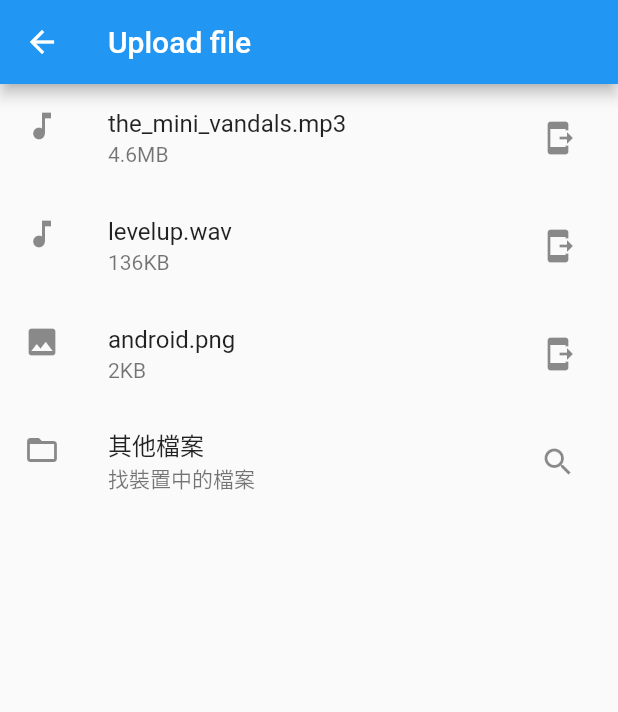
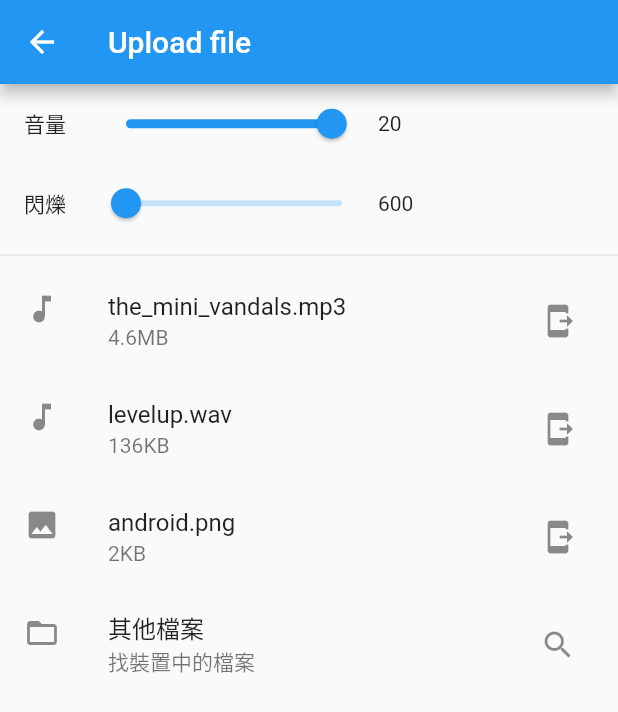
Before and after one commit to xunqun/flutter_arduino_wifi_udp, a Flutter app: the FilePage screen opened directly, on a phone screen of 412 x 824 dp. Shown: the top 712 px of the screen. Run offline on Flutter 3.47's test engine with Material 2 defaults, Android fonts, the phone set to English and light mode, and no system bars; our stand-ins replace file_picker, permission_handler, shared_preferences, sn_progress_dialog; missing offline and left inert: wifi_iot; accounts and stored records are empty.

Commit message:
Added slide for volume and blink
Signed-off-by: Shawn Lu <shawn@whiles.app>

```diff
--- a/lib/command/outcommand.dart
+++ b/lib/command/outcommand.dart
@@ -50,3 +50,17 @@ class DataCommand {
 
   get bytes => begin + ByteTool.int32bytes(length, 1) + raw + ByteTool.int32bytes(counter, 2) + ByteTool.int32bytes(checkSum, 1) + end;
 }
+
+class VolumeCommand{
+  int volume;
+  VolumeCommand(this.volume);
+  get bytes => utf8.encode(string);
+  get string => 'SetVolume=$volume;';
+}
+
+class BlinkCommand{
+  int blink;
+  BlinkCommand(this.blink);
+  get bytes => utf8.encode(string);
+  get string => 'SetBlinkTime=$blink;';
+}
--- a/lib/screen/page_file.dart
+++ b/lib/screen/page_file.dart
@@ -3,7 +3,11 @@ import 'dart:io';
 import 'package:file_picker/file_picker.dart';
 import 'package:flutter/material.dart';
 import 'package:flutter/services.dart';
+import 'package:flutter_wifi_udp/command/outcommand.dart';
+import 'package:flutter_wifi_udp/manager/log_manager.dart';
+import 'package:flutter_wifi_udp/manager/udp_manager.dart';
 import 'package:flutter_wifi_udp/manager/upload_manager.dart';
+import 'package:shared_preferences/shared_preferences.dart';
 import 'package:sn_progress_dialog/sn_progress_dialog.dart';
 
 var busy = false;
@@ -17,14 +21,78 @@ class FilePage extends StatefulWidget {
 
 class _FilePageState extends State<FilePage> {
   var progress = 0;
+  double _volume = 20.0;
+  double _blink = 600.0;
+
+  @override
+  void initState() {
+    initValue();
+    super.initState();
+  }
 
   @override
   Widget build(BuildContext context) {
     return Scaffold(
       appBar: AppBar(
-        title: Text('Upload file'),
+        title: const Text('Upload file'),
       ),
-      body: ListView(
+      body: Column(
+        children: [
+          Row(
+            children: [
+              const Padding(
+                padding: EdgeInsets.all(16.0),
+                child: Text('音量'),
+              ),
+              Slider(
+                onChanged: (double value) {
+                  setState(() {
+                    _volume = value;
+                  });
+                },
+                onChangeEnd: (double value) {
+                  var cmd = VolumeCommand(_volume.toInt());
+                  udpManager.write(cmd.bytes);
+                  logManager.addSendRaw(cmd.bytes, msg: 'SET VOLUME', desc: cmd.string);
+                  prefs?.setDouble('volume', _volume);
+                },
+                value: _volume,
+                min: 0,
+                max: 21,
+                label: '音量',
+              ),
+              Text('${_volume.toInt()}')
+            ],
+          ),
+          Row(
+            children: [
+              const Padding(
+                padding: EdgeInsets.all(16.0),
+                child: Text('閃爍'),
+              ),
+              Slider(
+                onChanged: (double value) {
+                  setState(() {
+                    _blink = value;
+                  });
+                },
+                onChangeEnd: (double value){
+                  var cmd = BlinkCommand(_blink.toInt());
+                  udpManager.write(cmd.bytes);
+                  logManager.addSendRaw(cmd.bytes, msg: 'SET BLINK', desc: cmd.string);
+                  prefs?.setDouble('blink', _blink);
+                },
+                value: _blink,
+                min: 600,
+                max: 850,
+                label: '閃爍',
+              ),
+              Text('${_blink.toInt()}')
+            ],
+          ),
+          Divider(),
+          Expanded(
+            child: ListView(
               children: [
                 ListTile(
                   leading: Icon(Icons.music_note),
@@ -90,6 +158,9 @@ class _FilePageState extends State<FilePage> {
                 ),
               ],
             ),
+          ),
+        ],
+      ),
     );
   }
 
@@ -138,4 +209,13 @@ class _FilePageState extends State<FilePage> {
       // User canceled the picker
     }
   }
+
+  SharedPreferences? prefs;
+  initValue() async {
+    prefs = await SharedPreferences.getInstance();
+    setState(() {
+      _volume = prefs?.getDouble('volume') ?? 20.0;
+      _blink = prefs?.getDouble('blink') ?? 600.0;
+    });
   }
+}
--- a/pubspec.yaml
+++ b/pubspec.yaml
@@ -15,7 +15,7 @@ publish_to: 'none' # Remove this line if you wish to publish to pub.dev
 # In iOS, build-name is used as CFBundleShortVersionString while build-number used as CFBundleVersion.
 # Read more about iOS versioning at
 # https://developer.apple.com/library/archive/documentation/General/Reference/InfoPlistKeyReference/Articles/CoreFoundationKeys.html
-version: 1.1.3+5
+version: 1.1.6+8
 
 environment:
   sdk: ">=2.15.0 <3.0.0"
```
Also changed, not shown: lib/manager/udp_manager.dart (+4 -3 lines), lib/screen/screen_connect.dart (+3 -4 lines), 1 other file. Lines whose indentation alone changed are shown as unchanged.
